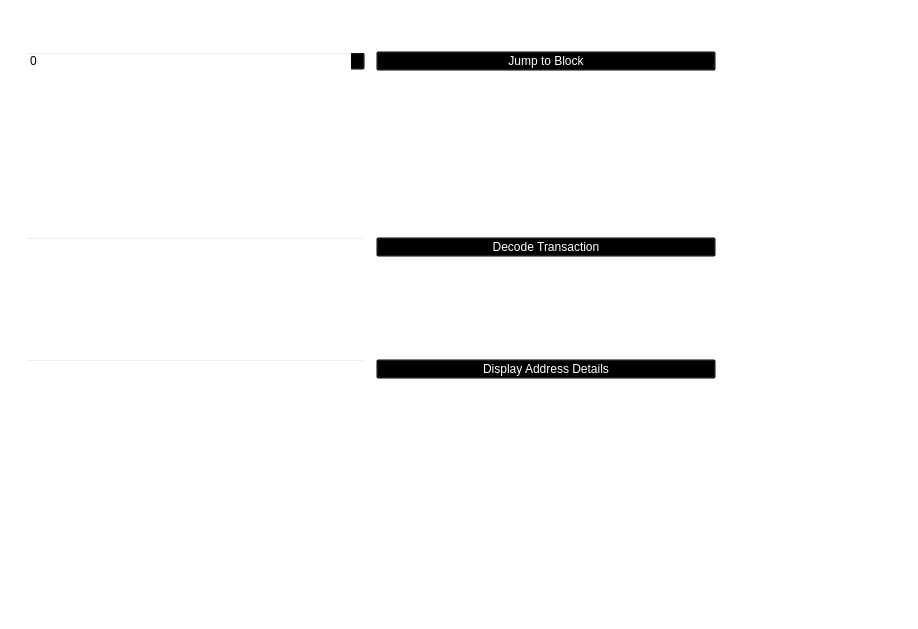
First picture: the form in src/qt/forms/blockbrowser.ui, repository thelonecrouton/bitcredit, before the edit.
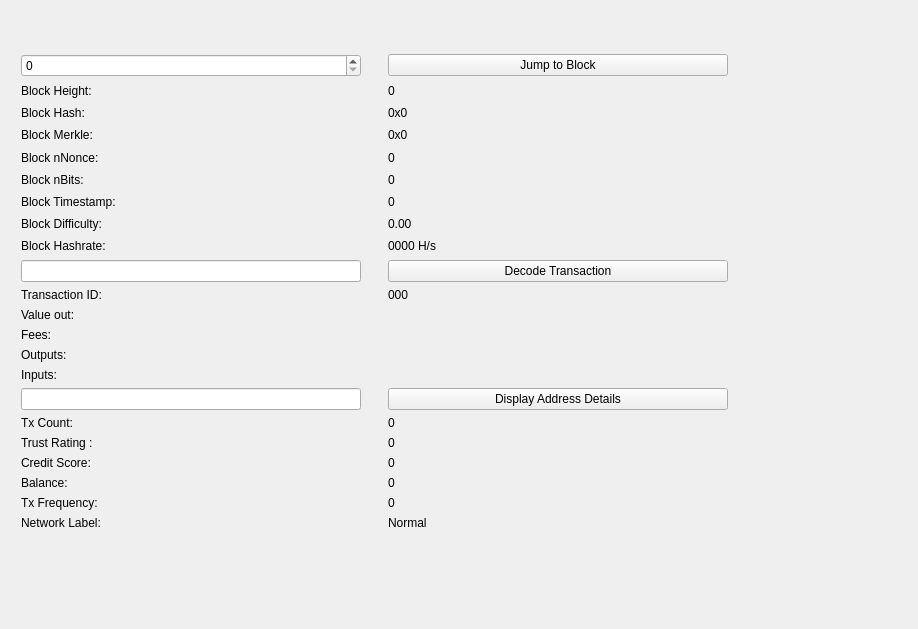
Second picture: the form after the edit.

Diff of the .ui file:
```diff
--- a/src/qt/forms/blockbrowser.ui
+++ b/src/qt/forms/blockbrowser.ui
@@ -14,15 +14,15 @@
    <string>Form</string>
   </property>
   <property name="styleSheet">
-   <string notr="true">background:transparent;</string>
+   <string notr="true"/>
   </property>
   <widget class="QWidget" name="gridLayoutWidget_3">
    <property name="geometry">
     <rect>
-     <x>20</x>
-     <y>1</y>
-     <width>701</width>
-     <height>494</height>
+     <x>0</x>
+     <y>4</y>
+     <width>751</width>
+     <height>526</height>
     </rect>
    </property>
    <layout class="QGridLayout" name="gridLayout_3">
@@ -49,7 +49,7 @@
          </size>
         </property>
         <property name="styleSheet">
-         <string notr="true">color: rgb(255, 255, 255);background:transparent; </string>
+         <string notr="true"/>
         </property>
         <property name="text">
          <string>Display Address Details</string>
@@ -59,7 +59,7 @@
       <item row="8" column="0">
        <widget class="QLabel" name="Transactioncountlabel">
         <property name="styleSheet">
-         <string notr="true">color: rgb(255, 255, 255);background:transparent; </string>
+         <string notr="true"/>
         </property>
         <property name="text">
          <string>Tx Count:</string>
@@ -72,7 +72,7 @@
       <item row="11" column="0">
        <widget class="QLabel" name="outputLabel_3">
         <property name="styleSheet">
-         <string notr="true">color: rgb(255, 255, 255);background:transparent; </string>
+         <string notr="true"/>
         </property>
         <property name="text">
          <string>Balance:</string>
@@ -85,7 +85,7 @@
       <item row="12" column="0">
        <widget class="QLabel" name="outputLabel_4">
         <property name="styleSheet">
-         <string notr="true">color: rgb(255, 255, 255);background:transparent; </string>
+         <string notr="true"/>
         </property>
         <property name="text">
          <string>Tx Frequency:</string>
@@ -98,7 +98,7 @@
       <item row="9" column="0">
        <widget class="QLabel" name="trustlabel">
         <property name="styleSheet">
-         <string notr="true">color: rgb(255, 255, 255);background:transparent; </string>
+         <string notr="true"/>
         </property>
         <property name="text">
          <string>Trust Rating :</string>
@@ -111,7 +111,7 @@
       <item row="10" column="0">
        <widget class="QLabel" name="outputLabel_2">
         <property name="styleSheet">
-         <string notr="true">color: rgb(255, 255, 255);background:transparent; </string>
+         <string notr="true"/>
         </property>
         <property name="text">
          <string>Credit Score:</string>
@@ -124,7 +124,7 @@
       <item row="13" column="0">
        <widget class="QLabel" name="networklabel">
         <property name="styleSheet">
-         <string notr="true">color: rgb(255, 255, 255);background:transparent; </string>
+         <string notr="true"/>
         </property>
         <property name="text">
          <string>Network Label:</string>
@@ -137,7 +137,7 @@
       <item row="2" column="1">
        <widget class="QLabel" name="txID">
         <property name="styleSheet">
-         <string notr="true">color: rgb(255, 255, 255);background:transparent; </string>
+         <string notr="true"/>
         </property>
         <property name="text">
          <string>000</string>
@@ -147,7 +147,7 @@
       <item row="5" column="0">
        <widget class="QLabel" name="outputLabel">
         <property name="styleSheet">
-         <string notr="true">color: rgb(255, 255, 255);background:transparent; </string>
+         <string notr="true"/>
         </property>
         <property name="text">
          <string>Outputs:</string>
@@ -160,7 +160,7 @@
       <item row="4" column="0">
        <widget class="QLabel" name="feesLabel">
         <property name="styleSheet">
-         <string notr="true">color: rgb(255, 255, 255);background:transparent; </string>
+         <string notr="true"/>
         </property>
         <property name="text">
          <string>Fees:</string>
@@ -170,7 +170,7 @@
       <item row="3" column="0">
        <widget class="QLabel" name="valueLabel">
         <property name="styleSheet">
-         <string notr="true">color: rgb(255, 255, 255);background:transparent; </string>
+         <string notr="true"/>
         </property>
         <property name="text">
          <string>Value out:</string>
@@ -180,7 +180,7 @@
       <item row="5" column="1">
        <widget class="QLabel" name="outputBox">
         <property name="styleSheet">
-         <string notr="true">color: rgb(255, 255, 255);background:transparent; </string>
+         <string notr="true"/>
         </property>
         <property name="text">
          <string/>
@@ -193,7 +193,7 @@
       <item row="2" column="0">
        <widget class="QLabel" name="txLabel">
         <property name="styleSheet">
-         <string notr="true">color: rgb(255, 255, 255);background:transparent; </string>
+         <string notr="true"/>
         </property>
         <property name="text">
          <string>Transaction ID:</string>
@@ -221,7 +221,7 @@
          </size>
         </property>
         <property name="styleSheet">
-         <string notr="true">color: rgb(255, 255, 255); background: transparent;</string>
+         <string notr="true"/>
         </property>
         <property name="inputMask">
          <string comment="Transaction id" extracomment="Transaction id"/>
@@ -246,7 +246,7 @@
          </size>
         </property>
         <property name="styleSheet">
-         <string notr="true">color: rgb(255, 255, 255);background:transparent; </string>
+         <string notr="true"/>
         </property>
         <property name="text">
          <string>Decode Transaction</string>
@@ -256,7 +256,7 @@
       <item row="3" column="1">
        <widget class="QLabel" name="valueBox">
         <property name="styleSheet">
-         <string notr="true">color: rgb(255, 255, 255);background:transparent; </string>
+         <string notr="true"/>
         </property>
         <property name="text">
          <string/>
@@ -266,7 +266,7 @@
       <item row="4" column="1">
        <widget class="QLabel" name="feesBox">
         <property name="styleSheet">
-         <string notr="true">color: rgb(255, 255, 255);background:transparent; </string>
+         <string notr="true"/>
         </property>
         <property name="text">
          <string/>
@@ -276,7 +276,7 @@
       <item row="6" column="0">
        <widget class="QLabel" name="inputLabel">
         <property name="styleSheet">
-         <string notr="true">color: rgb(255, 255, 255);background:transparent; </string>
+         <string notr="true"/>
         </property>
         <property name="text">
          <string>Inputs:</string>
@@ -289,7 +289,7 @@
       <item row="6" column="1">
        <widget class="QLabel" name="inputBox">
         <property name="styleSheet">
-         <string notr="true">color: rgb(255, 255, 255);background:transparent; </string>
+         <string notr="true"/>
         </property>
         <property name="text">
          <string/>
@@ -320,7 +320,7 @@
          </size>
         </property>
         <property name="styleSheet">
-         <string notr="true">color: rgb(255, 255, 255); background: transparent;</string>
+         <string notr="true"/>
         </property>
         <property name="inputMask">
          <string comment="Transaction id" extracomment="Transaction id"/>
@@ -333,7 +333,7 @@
       <item row="8" column="1">
        <widget class="QLabel" name="txcount">
         <property name="styleSheet">
-         <string notr="true">color: rgb(255, 255, 255);background:transparent; </string>
+         <string notr="true"/>
         </property>
         <property name="text">
          <string>0</string>
@@ -343,7 +343,7 @@
       <item row="9" column="1">
        <widget class="QLabel" name="trustrating">
         <property name="styleSheet">
-         <string notr="true">color: rgb(255, 255, 255);background:transparent; </string>
+         <string notr="true"/>
         </property>
         <property name="text">
          <string>0</string>
@@ -353,7 +353,7 @@
       <item row="10" column="1">
        <widget class="QLabel" name="creditscore">
         <property name="styleSheet">
-         <string notr="true">color: rgb(255, 255, 255);background:transparent; </string>
+         <string notr="true"/>
         </property>
         <property name="text">
          <string>0</string>
@@ -363,7 +363,7 @@
       <item row="11" column="1">
        <widget class="QLabel" name="addrbalance">
         <property name="styleSheet">
-         <string notr="true">color: rgb(255, 255, 255);background:transparent; </string>
+         <string notr="true"/>
         </property>
         <property name="text">
          <string>0</string>
@@ -373,7 +373,7 @@
       <item row="12" column="1">
        <widget class="QLabel" name="txfrequency">
         <property name="styleSheet">
-         <string notr="true">color: rgb(255, 255, 255);background:transparent; </string>
+         <string notr="true"/>
         </property>
         <property name="text">
          <string>0</string>
@@ -383,7 +383,7 @@
       <item row="13" column="1">
        <widget class="QLabel" name="networklabel_2">
         <property name="styleSheet">
-         <string notr="true">color: rgb(255, 255, 255);background:transparent; </string>
+         <string notr="true"/>
         </property>
         <property name="text">
          <string>Normal</string>
@@ -407,7 +407,7 @@
        </size>
       </property>
       <property name="styleSheet">
-       <string notr="true">background:transparent;sss</string>
+       <string notr="true"/>
       </property>
       <layout class="QVBoxLayout" name="verticalLayout_10"/>
      </widget>
@@ -423,7 +423,7 @@
       <item row="2" column="0">
        <widget class="QLabel" name="hashLabel">
         <property name="styleSheet">
-         <string notr="true">color: rgb(255, 255, 255);background:transparent; </string>
+         <string notr="true"/>
         </property>
         <property name="text">
          <string>Block Hash:</string>
@@ -433,7 +433,7 @@
       <item row="5" column="0">
        <widget class="QLabel" name="bitsLabel">
         <property name="styleSheet">
-         <string notr="true">color: rgb(255, 255, 255);background:transparent; </string>
+         <string notr="true"/>
         </property>
         <property name="text">
          <string>Block nBits:</string>
@@ -449,7 +449,7 @@
          </size>
         </property>
         <property name="styleSheet">
-         <string notr="true">color: rgb(255, 255, 255);background:transparent; </string>
+         <string notr="true"/>
         </property>
         <property name="text">
          <string>0x0</string>
@@ -459,7 +459,7 @@
       <item row="3" column="0">
        <widget class="QLabel" name="merkleLabel">
         <property name="styleSheet">
-         <string notr="true">color: rgb(255, 255, 255);background:transparent; </string>
+         <string notr="true"/>
         </property>
         <property name="text">
          <string>Block Merkle:</string>
@@ -484,7 +484,7 @@
          </size>
         </property>
         <property name="styleSheet">
-         <string notr="true">color: rgb(255, 255, 255);background:transparent; </string>
+         <string notr="true"/>
         </property>
         <property name="text">
          <string>0x0</string>
@@ -534,7 +534,7 @@
          </size>
         </property>
         <property name="styleSheet">
-         <string notr="true">color: rgb(255, 255, 255);background:transparent; </string>
+         <string notr="true"/>
         </property>
         <property name="text">
          <string>Jump to Block</string>
@@ -544,7 +544,7 @@
       <item row="1" column="0">
        <widget class="QLabel" name="heightLabel_2">
         <property name="styleSheet">
-         <string notr="true">color: rgb(255, 255, 255);background:transparent; </string>
+         <string notr="true"/>
         </property>
         <property name="text">
          <string>Block Height:</string>
@@ -554,7 +554,7 @@
       <item row="1" column="1">
        <widget class="QLabel" name="heightLabel">
         <property name="styleSheet">
-         <string notr="true">color: rgb(255, 255, 255);background:transparent; </string>
+         <string notr="true"/>
         </property>
         <property name="text">
          <string>0</string>
@@ -564,7 +564,7 @@
       <item row="6" column="0">
        <widget class="QLabel" name="timeLabel">
         <property name="styleSheet">
-         <string notr="true">color: rgb(255, 255, 255);background:transparent; </string>
+         <string notr="true"/>
         </property>
         <property name="text">
          <string>Block Timestamp:</string>
@@ -574,7 +574,7 @@
       <item row="8" column="1">
        <widget class="QLabel" name="pawBox">
         <property name="styleSheet">
-         <string notr="true">color: rgb(255, 255, 255);background:transparent; </string>
+         <string notr="true"/>
         </property>
         <property name="text">
          <string>0000 H/s</string>
@@ -584,7 +584,7 @@
       <item row="4" column="1">
        <widget class="QLabel" name="nonceBox">
         <property name="styleSheet">
-         <string notr="true">color: rgb(255, 255, 255);background:transparent; </string>
+         <string notr="true"/>
         </property>
         <property name="text">
          <string>0</string>
@@ -594,7 +594,7 @@
       <item row="4" column="0">
        <widget class="QLabel" name="nonceLabel">
         <property name="styleSheet">
-         <string notr="true">color: rgb(255, 255, 255);background:transparent; </string>
+         <string notr="true"/>
         </property>
         <property name="text">
          <string>Block nNonce:</string>
@@ -604,7 +604,7 @@
       <item row="7" column="0">
        <widget class="QLabel" name="hardLabel">
         <property name="styleSheet">
-         <string notr="true">color: rgb(255, 255, 255);background:transparent; </string>
+         <string notr="true"/>
         </property>
         <property name="text">
          <string>Block Difficulty:</string>
@@ -614,7 +614,7 @@
       <item row="5" column="1">
        <widget class="QLabel" name="bitsBox">
         <property name="styleSheet">
-         <string notr="true">color: rgb(255, 255, 255);background:transparent; </string>
+         <string notr="true"/>
         </property>
         <property name="text">
          <string>0</string>
@@ -624,7 +624,7 @@
       <item row="7" column="1">
        <widget class="QLabel" name="hardBox">
         <property name="styleSheet">
-         <string notr="true">color: rgb(255, 255, 255);background:transparent; </string>
+         <string notr="true"/>
         </property>
         <property name="text">
          <string>0.00</string>
@@ -634,7 +634,7 @@
       <item row="8" column="0">
        <widget class="QLabel" name="pawLabel">
         <property name="styleSheet">
-         <string notr="true">color: rgb(255, 255, 255);background:transparent; </string>
+         <string notr="true"/>
         </property>
         <property name="text">
          <string>Block Hashrate:</string>
@@ -644,7 +644,7 @@
       <item row="6" column="1">
        <widget class="QLabel" name="timeBox">
         <property name="styleSheet">
-         <string notr="true">color: rgb(255, 255, 255);background:transparent; </string>
+         <string notr="true"/>
         </property>
         <property name="text">
          <string>0</string>
```
